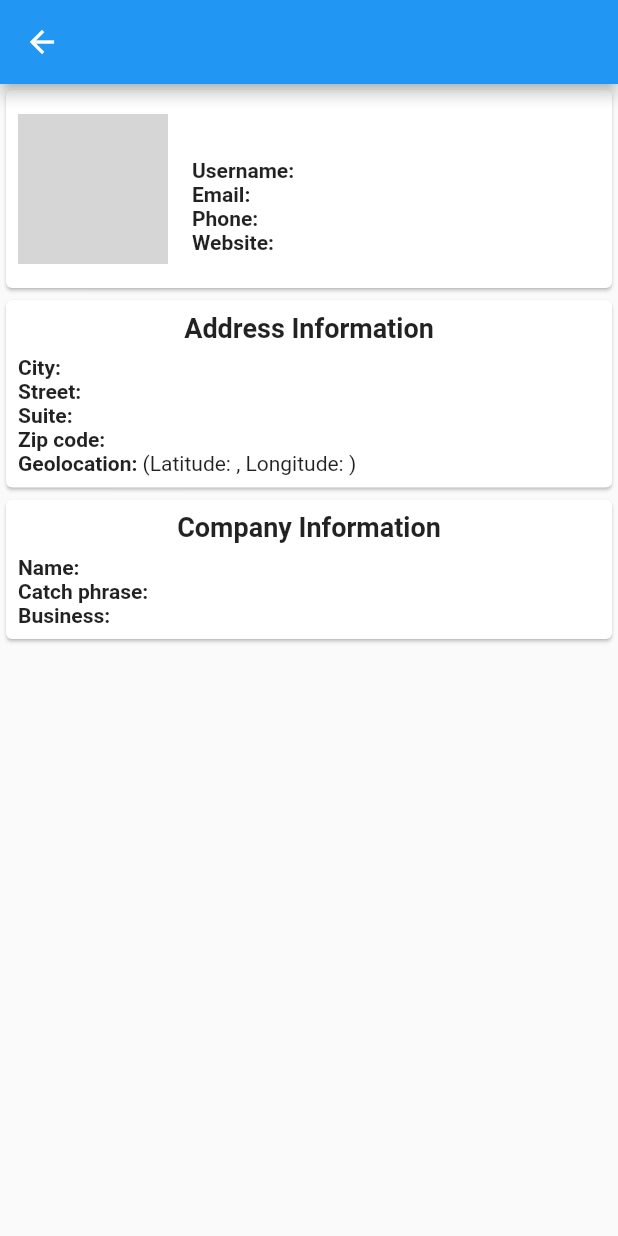
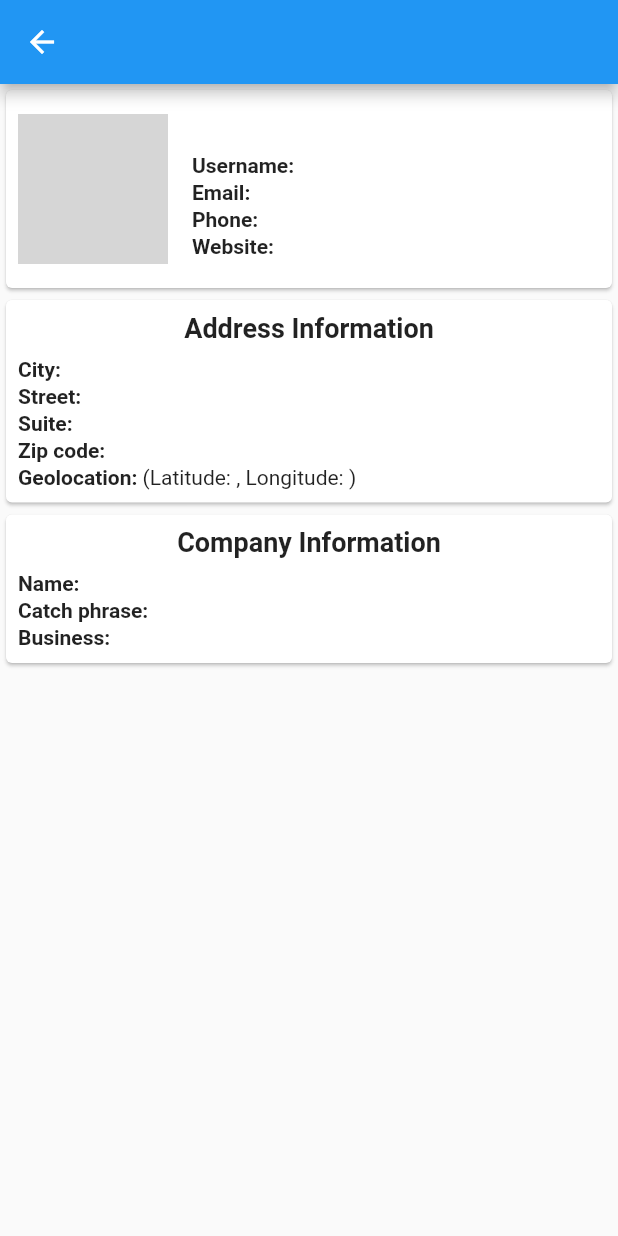
Before and after one commit to jpsanmiguel/PruebaVacanTFlutter, a Flutter app: the UserDetail screen opened directly with empty values, on a phone screen of 412 x 824 dp. Run offline on Flutter 3.47's test engine with Material 2 defaults, Android fonts, the phone set to English and light mode, and no system bars; network calls fail; grey boxes are pictures that could not be loaded.

Commit message:
Visual improvements in detail

```diff
--- /dev/null
+++ b/lib/models/list_item.dart
@@ -0,0 +1,6 @@
+class ListItem {
+  final String name;
+  final String value;
+
+  ListItem(this.name, this.value);
+}
--- a/lib/models/user.dart
+++ b/lib/models/user.dart
@@ -1,3 +1,5 @@
+import 'package:prueba_vacant_flutter/models/list_item.dart';
+
 import 'address.dart';
 import 'company.dart';
 
@@ -14,15 +16,14 @@ class User {
   User(this.id, this.name, this.username, this.email, this.address, this.phone, this.website, this.company);
 
   factory User.fromJson(Map<String, dynamic> json) {
-    return User(
-      json['id'],
-      json['name'],
-      json['username'],
-      json['email'],
-      Address.fromJson(json['address']),
-      json['phone'],
-      json['website'],
-      Company.fromJson(json['company'])
-    );
+    return User(json['id'], json['name'], json['username'], json['email'], Address.fromJson(json['address']), json['phone'], json['website'], Company.fromJson(json['company']));
+  }
+
+  List<ListItem> companyToListItem() {
+    return [
+      ListItem("Name", "${company.name}"),
+      ListItem("Catch phrase", "${company.catchPhrase}"),
+      ListItem("Business", "${company.bs}"),
+    ];
   }
 }
--- a/lib/user_detail.dart
+++ b/lib/user_detail.dart
@@ -43,29 +43,42 @@ class UserDetail extends StatelessWidget {
                                 "${user.name}",
                                 style: TextStyle(fontSize: 20.0, fontWeight: FontWeight.bold),
                               ),
-                              Row(
+
+                              Padding(
+                                padding: const EdgeInsets.symmetric(vertical: 1.0),
+                                child: Row(
                                   children: [
                                     Text("Username:", style: TextStyle(fontWeight: FontWeight.bold)),
                                     Text(" ${user.username}"),
                                   ],
                                 ),
-                              Row(
+                              ),
+                              Padding(
+                                padding: const EdgeInsets.symmetric(vertical: 1.0),
+                                child: Row(
                                   children: [
                                     Text("Email:", style: TextStyle(fontWeight: FontWeight.bold)),
                                     Text(" ${user.email}"),
                                   ],
                                 ),
-                              Row(
+                              ),
+                              Padding(
+                                padding: const EdgeInsets.symmetric(vertical: 1.0),
+                                child: Row(
                                   children: [
                                     Text("Phone:", style: TextStyle(fontWeight: FontWeight.bold)),
                                     Text(" ${user.phone}"),
                                   ],
                                 ),
-                              Row(
+                              ),
+                              Padding(
+                                padding: const EdgeInsets.symmetric(vertical: 1.0),
+                                child: Row(
                                   children: [
                                     Text("Website:", style: TextStyle(fontWeight: FontWeight.bold)),
                                     Text(" ${user.website}"),
                                   ],
+                                ),
                               ),
                             ],
                           ),
@@ -98,35 +111,50 @@ class UserDetail extends StatelessWidget {
                           crossAxisAlignment: CrossAxisAlignment.start,
                           mainAxisAlignment: MainAxisAlignment.center,
                           children: [
-                            Row(
+                            Padding(
+                              padding: const EdgeInsets.symmetric(vertical: 1.0),
+                              child: Row(
                                 children: [
                                   Text("City:", style: TextStyle(fontWeight: FontWeight.bold)),
                                   Text(" ${user.address.city}"),
                                 ],
                               ),
-                            Row(
+                            ),
+                            Padding(
+                              padding: const EdgeInsets.symmetric(vertical: 1.0),
+                              child: Row(
                                 children: [
                                   Text("Street:", style: TextStyle(fontWeight: FontWeight.bold)),
                                   Text(" ${user.address.street}"),
                                 ],
                               ),
-                            Row(
+                            ),
+                            Padding(
+                              padding: const EdgeInsets.symmetric(vertical: 1.0),
+                              child: Row(
                                 children: [
                                   Text("Suite:", style: TextStyle(fontWeight: FontWeight.bold)),
                                   Text(" ${user.address.suite}"),
                                 ],
                               ),
-                            Row(
+                            ),
+                            Padding(
+                              padding: const EdgeInsets.symmetric(vertical: 1.0),
+                              child: Row(
                                 children: [
                                   Text("Zip code:", style: TextStyle(fontWeight: FontWeight.bold)),
                                   Text(" ${user.address.zipcode}"),
                                 ],
                               ),
-                            Row(
+                            ),
+                            Padding(
+                              padding: const EdgeInsets.symmetric(vertical: 1.0),
+                              child: Row(
                                 children: [
                                   Text("Geolocation:", style: TextStyle(fontWeight: FontWeight.bold)),
                                   Text(" (Latitude: ${user.address.geo.lat}, Longitude: ${user.address.geo.lng})"),
                                 ],
+                              ),
                             ),
                           ],
                         ),
@@ -158,23 +186,32 @@ class UserDetail extends StatelessWidget {
                           crossAxisAlignment: CrossAxisAlignment.start,
                           mainAxisAlignment: MainAxisAlignment.center,
                           children: [
-                            Row(
+                            Padding(
+                              padding: const EdgeInsets.symmetric(vertical: 1.0),
+                              child: Row(
                                 children: [
                                   Text("Name:", style: TextStyle(fontWeight: FontWeight.bold)),
                                   Text(" ${user.company.name}"),
                                 ],
                               ),
-                            Row(
+                            ),
+                            Padding(
+                              padding: const EdgeInsets.symmetric(vertical: 1.0),
+                              child: Row(
                                 children: [
                                   Text("Catch phrase:", style: TextStyle(fontWeight: FontWeight.bold)),
                                   Text(" ${user.company.catchPhrase}"),
                                 ],
                               ),
-                            Row(
+                            ),
+                            Padding(
+                              padding: const EdgeInsets.symmetric(vertical: 1.0),
+                              child: Row(
                                 children: [
                                   Text("Business:", style: TextStyle(fontWeight: FontWeight.bold)),
                                   Text(" ${user.company.bs}"),
                                 ],
+                              ),
                             ),
                           ],
                         ),
```
Lines whose indentation alone changed are shown as unchanged.
